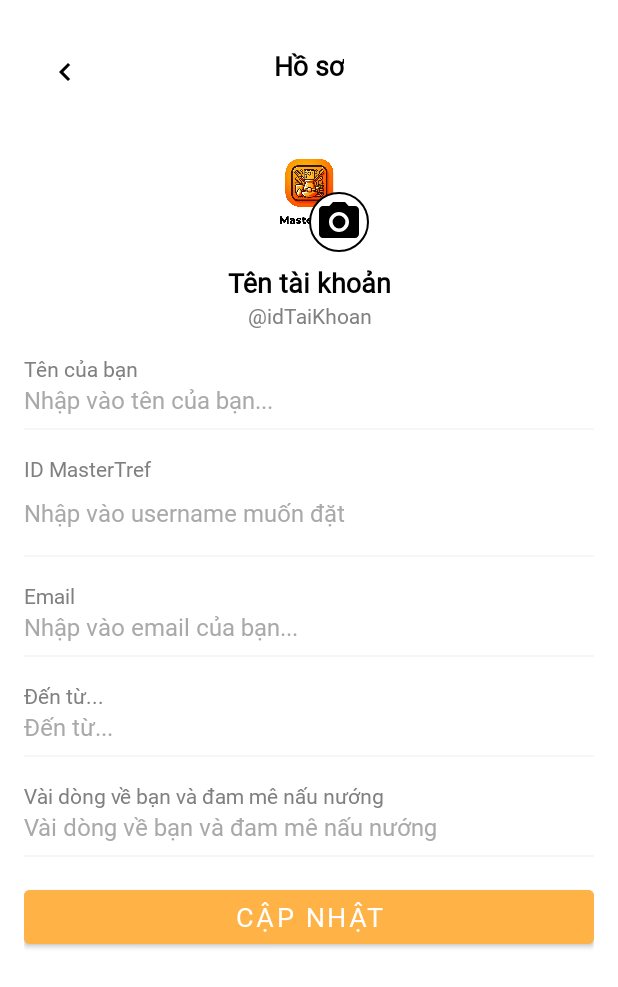
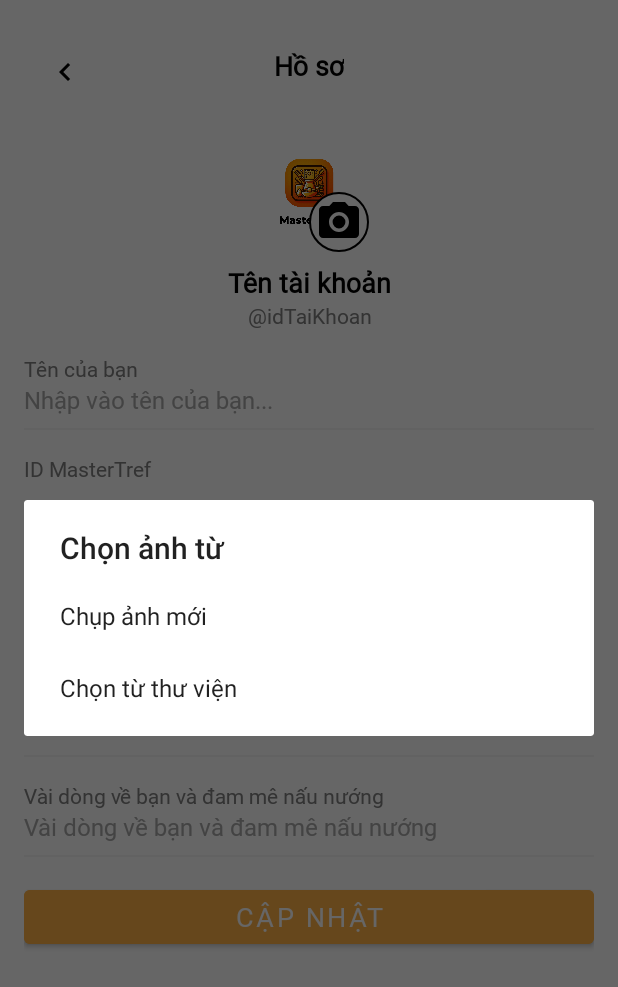
Before and after one commit to gacon04/mastertref, an Android app: the ChangeMyInfo screen opened directly, with no data from a screen before it, after a tap on an icon or button, on a phone screen of 412 x 824 dp. Shown: the top 987 px of the screen. Run offline under Robolectric (Android 15) with nearby library versions, the phone set to English and light mode, and no system bars; our stand-ins replace Room's generated code; pictures from the network do not load; Roboto replaces fonts that are not available here.

```diff
--- a/app/src/main/AndroidManifest.xml
+++ b/app/src/main/AndroidManifest.xml
@@ -5,6 +5,7 @@
     <uses-permission android:name="android.permission.WRITE_EXTERNAL_STORAGE" />
     <uses-permission android:name="android.permission.READ_EXTERNAL_STORAGE" />
     <uses-permission android:name="android.permission.INTERNET" />
+    <uses-permission android:name="android.permission.CAMERA" />
 
     <application
         android:allowBackup="true"
--- a/app/src/main/java/com/example/mastertref/ui/ChangeMyInfo.java
+++ b/app/src/main/java/com/example/mastertref/ui/ChangeMyInfo.java
@@ -102,7 +102,7 @@ public class ChangeMyInfo extends AppCompatActivity {
         edtEmail.addTextChangedListener(inputWatcher);
         edtUsername.addTextChangedListener(usernameWatcher);
         btnChangeImage.setOnClickListener(v -> {
-        Toast.makeText(this, "Button clicked", Toast.LENGTH_SHORT).show();
+
             // Kiểm tra phiên bản Android và quyền tương ứng
             String permission = Build.VERSION.SDK_INT >= Build.VERSION_CODES.TIRAMISU ?
                     Manifest.permission.READ_MEDIA_IMAGES :
@@ -130,6 +130,7 @@ public class ChangeMyInfo extends AppCompatActivity {
                     ActivityCompat.requestPermissions(this,
                             new String[]{permission},
                             STORAGE_PERMISSION_CODE);
+                    showImagePickerDialog();
                 }
             }
         });
```
